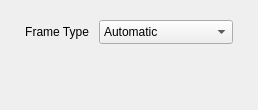
gat3way/gqrx, file src/qtgui/demod_options.ui: the form before one commit.
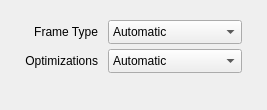
The form after the commit. The open tabs and pages were chosen to show the change. Icons and pictures are not drawn.

Commit message: Export modulation optimizations, misc fixes

What changed in the file:
```diff
--- a/src/qtgui/demod_options.ui
+++ b/src/qtgui/demod_options.ui
@@ -372,6 +372,61 @@
            </item>
           </widget>
          </item>
+         <item row="1" column="0">
+          <widget class="QLabel" name="optimizationLabel">
+           <property name="text">
+            <string>Optimizations</string>
+           </property>
+           <property name="alignment">
+            <set>Qt::AlignRight|Qt::AlignTrailing|Qt::AlignVCenter</set>
+           </property>
+          </widget>
+         </item>
+         <item row="1" column="1">
+          <widget class="QComboBox" name="optimizationSelector">
+           <property name="sizePolicy">
+            <sizepolicy hsizetype="Preferred" vsizetype="Minimum">
+             <horstretch>0</horstretch>
+             <verstretch>0</verstretch>
+            </sizepolicy>
+           </property>
+           <property name="minimumSize">
+            <size>
+             <width>0</width>
+             <height>24</height>
+            </size>
+           </property>
+           <property name="toolTip">
+            <string>DSD Modulation Optimizations</string>
+           </property>
+           <property name="statusTip">
+            <string>DSD Modulation Optimizations</string>
+           </property>
+           <property name="currentIndex">
+            <number>0</number>
+           </property>
+           <item>
+            <property name="text">
+             <string>Automatic</string>
+            </property>
+           </item>
+           <item>
+            <property name="text">
+             <string>C4FM</string>
+            </property>
+           </item>
+           <item>
+            <property name="text">
+             <string>GFSK</string>
+            </property>
+           </item>
+           <item>
+            <property name="text">
+             <string>QPSK</string>
+            </property>
+           </item>
+          </widget>
+         </item>
         </layout>
        </item>
       </layout>
```
Left out of the diff: 1 changed line with no effect on the pictures. The commit also changes 17 other files.
